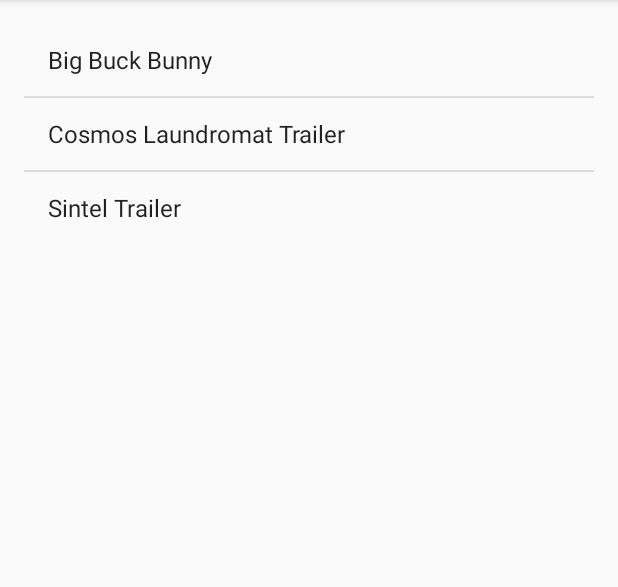
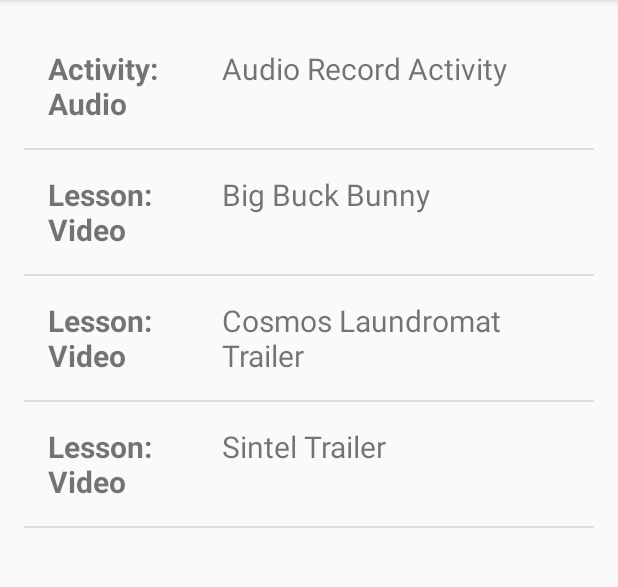
Before and after one commit to noelsison/VideoList, an Android app: the screen it shows after launch (MainActivity), on a phone screen of 412 x 824 dp, the part 84-671 px from its top. Run offline under Robolectric (Android 15) with nearby library versions, the light colour scheme and no system bars.

Commit message:
Suppert different content types and changed main view to RecyclerView

```diff
--- /dev/null
+++ b/app/src/main/java/com/example/noel/videolist/ActivityListAdapter.java
@@ -0,0 +1,84 @@
+package com.example.noel.videolist;
+
+import android.database.Cursor;
+import android.support.v7.widget.RecyclerView;
+import android.util.Log;
+import android.view.LayoutInflater;
+import android.view.View;
+import android.view.ViewGroup;
+import android.widget.TextView;
+
+import com.example.noel.videolist.data.DbConstants.ContentType;
+import com.example.noel.videolist.data.VideoListContract.ContentItemEntry;
+
+
+/**
+ * Created by Noel on 2/21/2017.
+ */
+
+public class ActivityListAdapter extends RecyclerView.Adapter<ActivityListAdapter.ActivityItemViewHolder>{
+
+    public final String TAG = ActivityListAdapter.class.getName();
+
+    private MainActivity mActivity;
+    private Cursor mCursor;
+
+    public ActivityListAdapter(MainActivity activity, Cursor cursor) {
+        this.mActivity = activity;
+        this.mCursor = cursor;
+        Log.d(TAG, "Cursor count: " + cursor.getCount());
+    }
+
+    @Override
+    public ActivityItemViewHolder onCreateViewHolder(ViewGroup parent, int viewType) {
+        LayoutInflater inflater = LayoutInflater.from(mActivity);
+        View view = inflater.inflate(R.layout.activity_main_list_item, parent, false);
+        return new ActivityItemViewHolder(view);
+    }
+
+    @Override
+    public void onBindViewHolder(ActivityItemViewHolder holder, int position) {
+        if(!mCursor.moveToPosition(position)) return;
+
+        Integer intType = mCursor.getInt(mCursor.getColumnIndex(ContentItemEntry.COLUMN_TYPE));
+        String type = ContentType.toString(intType);
+        String title = mCursor.getString(mCursor.getColumnIndex(ContentItemEntry.COLUMN_TITLE));
+        Integer contentId = mCursor.getInt(mCursor.getColumnIndex(ContentItemEntry.COLUMN_CONTENT_ID));
+
+        Log.d(TAG, String.format("Position: %d, contentType: %s, title: %s, contentId: %d", position, type, title, contentId));
+
+        holder.activityType.setText(type);
+        holder.activityTitle.setText(title);
+        holder.contentType = intType;
+        holder.contentId = contentId;
+    }
+
+    @Override
+    public int getItemCount() {
+        return mCursor.getCount();
+    }
+
+    public interface ActivityListAdapterClickHandler {
+        void onClick(int type, int contentId);
+    }
+
+    class ActivityItemViewHolder extends RecyclerView.ViewHolder implements View.OnClickListener {
+
+        TextView activityType;
+        TextView activityTitle;
+        int contentType;
+        int contentId;
+
+        public ActivityItemViewHolder(View itemView) {
+            super(itemView);
+            activityType = (TextView) itemView.findViewById(R.id.tv_activity_type);
+            activityTitle = (TextView) itemView.findViewById(R.id.tv_activity_title);
+            itemView.setOnClickListener(this);
+        }
+
+        @Override
+        public void onClick(View v) {
+            mActivity.onClick(contentType, contentId);
+        }
+    }
+}
--- a/app/src/main/java/com/example/noel/videolist/MainActivity.java
+++ b/app/src/main/java/com/example/noel/videolist/MainActivity.java
@@ -5,6 +5,9 @@
 import android.database.sqlite.SQLiteDatabase;
 import android.os.Bundle;
 import android.support.v7.app.AppCompatActivity;
+import android.support.v7.widget.DividerItemDecoration;
+import android.support.v7.widget.LinearLayoutManager;
+import android.support.v7.widget.RecyclerView;
 import android.view.View;
 import android.widget.AdapterView;
 import android.widget.ArrayAdapter;
@@ -14,61 +17,75 @@
 import com.example.noel.videolist.data.TestUtil;
 import com.example.noel.videolist.data.VideoListDbHelper;
 
+import com.example.noel.videolist.data.DbConstants.ContentType;
+import com.example.noel.videolist.data.VideoListContract.ContentItemEntry;
 import com.example.noel.videolist.data.VideoListContract.MediaItemEntry;
 
 import java.util.ArrayList;
 import java.util.List;
 
-public class MainActivity extends AppCompatActivity {
+public class MainActivity extends AppCompatActivity implements ActivityListAdapter.ActivityListAdapterClickHandler {
 
-    ListView mVideoListView;
+    public final String TAG = MainActivity.class.getName();
+
+    RecyclerView mRecycerView;
+    ActivityListAdapter mActivityListAdapter;
 
     SQLiteDatabase mDb;
 
     @Override
     protected void onCreate(Bundle savedInstanceState) {
         super.onCreate(savedInstanceState);
+        // Main UI
         setContentView(R.layout.activity_main);
 
-        mVideoListView = (ListView) findViewById(R.id.lv_videos);
+        // Body UI
+        mRecycerView = (RecyclerView) findViewById(R.id.rv_activity_main);
+        LinearLayoutManager layoutManager =
+                new LinearLayoutManager(this, LinearLayoutManager.VERTICAL, false);
+        mRecycerView.setLayoutManager(layoutManager);
+        DividerItemDecoration dividerItemDecoration = new DividerItemDecoration(mRecycerView.getContext(),
+                layoutManager.getOrientation());
+        mRecycerView.addItemDecoration(dividerItemDecoration);
 
         // DB
         VideoListDbHelper dbHelper = new VideoListDbHelper(this);
         mDb = dbHelper.getWritableDatabase();
-
+        // Insert test data to DB
         TestUtil.insertFakeData(mDb);
 
-        String[] videoTitles = this.getAllVideoTitles();
+        // Fetch ContentItem objects to display
+        Cursor cursor = getAllContentItems();
 
-        ArrayAdapter<String> adapter = new ArrayAdapter<String>(this,
-                android.R.layout.simple_list_item_1, android.R.id.text1, videoTitles);
-
-        mVideoListView.setAdapter(adapter);
-        mVideoListView.setOnItemClickListener(new AdapterView.OnItemClickListener() {
-            @Override
-            public void onItemClick(AdapterView<?> parent, View view, int position, long id) {
-                String item = (String) mVideoListView.getItemAtPosition(position);
-                Intent intent = new Intent(getApplicationContext(), VideoPlayerActivity.class);
-                intent.putExtra("VIDEO_TITLE", item);
-                startActivity(intent);
-            }
-        });
+        // Adapter that will connect the UI and DB fetch results
+        mActivityListAdapter = new ActivityListAdapter(this, cursor);
+        mRecycerView.setAdapter(mActivityListAdapter);
     }
 
-    private String[] getAllVideoTitles() {
-        List<String> titles = new ArrayList<String>();
-        Cursor cursor = mDb.query(MediaItemEntry.TABLE_NAME,
-                new String[] {MediaItemEntry.COLUMN_TITLE},
+    private Cursor getAllContentItems() {
+        return mDb.query(ContentItemEntry.TABLE_NAME,
+                new String[]{ContentItemEntry.COLUMN_TYPE, ContentItemEntry.COLUMN_TITLE, ContentItemEntry.COLUMN_CONTENT_ID},
                 null,
                 null,
                 null,
                 null,
                 MediaItemEntry.COLUMN_TITLE);
+    }
 
-        while(cursor.moveToNext()) {
-            titles.add(cursor.getString(cursor.getColumnIndex(MediaItemEntry.COLUMN_TITLE)));
+    @Override
+    public void onClick(int type, int contentId) {
+        switch (type) {
+            case ContentType.VIDEO:
+                Intent intent = new Intent(getApplicationContext(), VideoPlayerActivity.class);
+                intent.putExtra("ID", contentId);
+                startActivity(intent);
+                break;
+            case ContentType.AUDIO_RECORD:
+                break;
+            default:
+                Toast.makeText(this, String.format("Content contentId %d of contentType %d not supported",
+                        contentId, type), Toast.LENGTH_SHORT).show();
+                break;
         }
-
-        return titles.toArray(new String[titles.size()]);
     }
 }
--- a/app/src/main/java/com/example/noel/videolist/VideoPlayerActivity.java
+++ b/app/src/main/java/com/example/noel/videolist/VideoPlayerActivity.java
@@ -28,6 +28,8 @@
 public class VideoPlayerActivity extends AppCompatActivity {
 
     SQLiteDatabase mDb;
+    String mTitle;
+    String mFileName;
 
     @Override
     protected void onCreate(Bundle savedInstanceState) {
@@ -38,11 +40,11 @@
         VideoListDbHelper dbHelper = new VideoListDbHelper(this);
         mDb = dbHelper.getReadableDatabase();
 
-        String title = this.getIntent().getStringExtra("VIDEO_TITLE");
-        String fileName = this.getFileName(title);
+        int id = this.getIntent().getIntExtra("ID", 0);
+        this.getMediaItemRecord(id);
 
         getSupportActionBar().setDisplayHomeAsUpEnabled(true);
-        getSupportActionBar().setTitle(title);
+        getSupportActionBar().setTitle(mTitle);
 
         VideoView videoView = (VideoView) findViewById(R.id.vv_player);
 
@@ -50,7 +52,7 @@
         mediaController.setAnchorView(videoView);
 
         Uri videoUri = Uri.parse("android.resource://" + getPackageName()
-                + "/" + getResources().getIdentifier(fileName, "raw", getPackageName()));
+                + "/" + getResources().getIdentifier(mFileName, "raw", getPackageName()));
 
         Log.d(VideoPlayerActivity.class.getName(), videoUri.toString());
 
@@ -78,21 +80,24 @@
         }
     }
 
-    private String getFileName(String title) {
-        String filename = null;
+    private void getMediaItemRecord(Integer id) {
+        if (id == 0) {
+            Toast.makeText(this, String.format("No media with contentId %d", id), Toast.LENGTH_SHORT).show();
+            return;
+        }
+
         Cursor cursor = mDb.query(MediaItemEntry.TABLE_NAME,
-                new String[] {MediaItemEntry.COLUMN_FILENAME},
-                MediaItemEntry.COLUMN_TITLE + " = ?",
-                new String[] {title},
+                new String[] {MediaItemEntry.COLUMN_TITLE, MediaItemEntry.COLUMN_FILENAME},
+                MediaItemEntry._ID + " = ?",
+                new String[] {id.toString()},
                 null,
                 null,
                 null);
 
         if (cursor != null) {
             cursor.moveToFirst();
-            filename = cursor.getString(cursor.getColumnIndex(MediaItemEntry.COLUMN_FILENAME));
+            mTitle = cursor.getString(cursor.getColumnIndex(MediaItemEntry.COLUMN_TITLE));
+            mFileName = cursor.getString(cursor.getColumnIndex(MediaItemEntry.COLUMN_FILENAME));
         }
-
-        return filename;
     }
 }
--- /dev/null
+++ b/app/src/main/java/com/example/noel/videolist/data/DbConstants.java
@@ -0,0 +1,24 @@
+package com.example.noel.videolist.data;
+
+/**
+ * Created by Noel on 2/21/2017.
+ */
+
+public class DbConstants {
+
+    public static final class ContentType {
+        public final static int VIDEO = 1;
+        public final static int AUDIO_RECORD  = 2;
+
+        public static String toString(int type) {
+            switch (type) {
+                case VIDEO:
+                    return "Lesson: Video";
+                case AUDIO_RECORD:
+                    return "Activity: Audio";
+                default:
+                    return null;
+            }
+        }
+    }
+}
--- a/app/src/main/java/com/example/noel/videolist/data/TestUtil.java
+++ b/app/src/main/java/com/example/noel/videolist/data/TestUtil.java
@@ -7,6 +7,9 @@
 import java.util.ArrayList;
 import java.util.List;
 
+
+import com.example.noel.videolist.data.DbConstants.ContentType;
+import com.example.noel.videolist.data.VideoListContract.ContentItemEntry;
 import com.example.noel.videolist.data.VideoListContract.MediaItemEntry;
 
 /**
@@ -18,11 +21,39 @@
     public static void insertFakeData(SQLiteDatabase db) {
         if (db == null) return;
 
+        makeFakeContentItems(db);
+        makeFakeMediaItems(db);
+    }
+
+    private static void makeFakeContentItems(SQLiteDatabase db) {
         List<ContentValues> list = new ArrayList<ContentValues>();
 
-        list.add(makeContentValues("Big Buck Bunny", "big_buck_bunny"));
-        list.add(makeContentValues("Cosmos Laundromat Trailer", "cosmos_laundromat_trailer"));
-        list.add(makeContentValues("Sintel Trailer", "sintel_trailer"));
+        // Fake ContentItem entries
+        list.add(makeContentItemValues(ContentType.AUDIO_RECORD, "Audio Record Activity", 1));
+        list.add(makeContentItemValues(ContentType.VIDEO, "Big Buck Bunny", 1));
+        list.add(makeContentItemValues(ContentType.VIDEO, "Cosmos Laundromat Trailer", 2));
+        list.add(makeContentItemValues(ContentType.VIDEO, "Sintel Trailer", 3));
+
+        try {
+            db.beginTransaction();
+            db.delete(ContentItemEntry.TABLE_NAME, null, null);
+            for (ContentValues values : list) {
+                db.insert(ContentItemEntry.TABLE_NAME, null, values);
+            }
+            db.setTransactionSuccessful();
+        } catch (SQLException e) {
+            e.printStackTrace();
+        } finally {
+            db.endTransaction();
+        }
+    }
+
+    private static void makeFakeMediaItems(SQLiteDatabase db) {
+        List<ContentValues> list = new ArrayList<ContentValues>();
+        // Fake MediaItem entries
+        list.add(makeMediaItemValues(1, "Big Buck Bunny", "big_buck_bunny"));
+        list.add(makeMediaItemValues(2, "Cosmos Laundromat Trailer", "cosmos_laundromat_trailer"));
+        list.add(makeMediaItemValues(3, "Sintel Trailer", "sintel_trailer"));
 
         try {
             db.beginTransaction();
@@ -38,8 +69,17 @@
         }
     }
 
-    private static ContentValues makeContentValues(String title, String filename) {
+    private static ContentValues makeContentItemValues(Integer type, String title, Integer contentId) {
         ContentValues cv = new ContentValues();
+        cv.put(ContentItemEntry.COLUMN_TYPE, type);
+        cv.put(ContentItemEntry.COLUMN_TITLE, title);
+        cv.put(ContentItemEntry.COLUMN_CONTENT_ID, contentId);
+        return cv;
+    }
+
+    private static ContentValues makeMediaItemValues(Integer id, String title, String filename) {
+        ContentValues cv = new ContentValues();
+        cv.put(MediaItemEntry._ID, id);
         cv.put(MediaItemEntry.COLUMN_TITLE, title);
         cv.put(MediaItemEntry.COLUMN_FILENAME, filename);
         return cv;
--- a/app/src/main/java/com/example/noel/videolist/data/VideoListContract.java
+++ b/app/src/main/java/com/example/noel/videolist/data/VideoListContract.java
@@ -8,8 +8,16 @@
 
 public class VideoListContract {
 
+    public static final class ContentItemEntry implements BaseColumns {
+        public final static String TABLE_NAME = "contentItem";
+        public final static String COLUMN_TYPE = "type";
+        public final static String COLUMN_TITLE = "title";
+        public final static String COLUMN_CONTENT_ID = "contentId";
+
+    }
+
     public static final class MediaItemEntry implements BaseColumns {
-        public final static String TABLE_NAME ="mediaItem";
+        public final static String TABLE_NAME = "mediaItem";
         public final static String COLUMN_TITLE = "title";
         public final static String COLUMN_FILENAME = "filename";
     }
--- a/app/src/main/java/com/example/noel/videolist/data/VideoListDbHelper.java
+++ b/app/src/main/java/com/example/noel/videolist/data/VideoListDbHelper.java
@@ -5,6 +5,7 @@
 import android.database.sqlite.SQLiteOpenHelper;
 import android.util.Log;
 
+import com.example.noel.videolist.data.VideoListContract.ContentItemEntry;
 import com.example.noel.videolist.data.VideoListContract.MediaItemEntry;
 
 /**
@@ -22,6 +23,17 @@
 
     @Override
     public void onCreate(SQLiteDatabase db) {
+        // ContentItem Table
+        final String SQL_CREATE_CONTENT_ITEM_TABLE = "CREATE TABLE " + ContentItemEntry.TABLE_NAME + " (" +
+                ContentItemEntry._ID + " INTEGER PRIMARY KEY AUTOINCREMENT, " +
+                ContentItemEntry.COLUMN_TYPE + " INTEGER NOT NULL, " +
+                ContentItemEntry.COLUMN_TITLE + " TEXT NOT NULL, " +
+                ContentItemEntry.COLUMN_CONTENT_ID + " INETGER NOT NULL" +
+                " ); ";
+        Log.d(VideoListDbHelper.class.getName(), SQL_CREATE_CONTENT_ITEM_TABLE);
+        db.execSQL(SQL_CREATE_CONTENT_ITEM_TABLE);
+
+        // MediaItem Table
         final String SQL_CREATE_MEDIA_ITEM_TABLE = "CREATE TABLE " + MediaItemEntry.TABLE_NAME + " (" +
                 MediaItemEntry._ID + " INTEGER PRIMARY KEY AUTOINCREMENT, " +
                 MediaItemEntry.COLUMN_TITLE + " TEXT NOT NULL, " +
@@ -33,6 +45,8 @@
 
     @Override
     public void onUpgrade(SQLiteDatabase db, int oldVersion, int newVersion) {
+        // TODO: Change to use proper migration
+        db.execSQL("DROP TABLE IF EXISTS " + ContentItemEntry.TABLE_NAME + ";");
         db.execSQL("DROP TABLE IF EXISTS " + MediaItemEntry.TABLE_NAME + ";");
         onCreate(db);
     }
--- a/app/src/main/res/layout/activity_main.xml
+++ b/app/src/main/res/layout/activity_main.xml
@@ -9,9 +9,9 @@
     android:paddingTop="@dimen/activity_vertical_margin"
     tools:context="com.example.noel.videolist.MainActivity">
 
-    <ListView
-        android:id="@+id/lv_videos"
+    <android.support.v7.widget.RecyclerView
+        android:id="@+id/rv_activity_main"
         android:layout_width="match_parent"
-        android:layout_height="wrap_content"></ListView>
+        android:layout_height="match_parent" />
 
 </RelativeLayout>
--- /dev/null
+++ b/app/src/main/res/layout/activity_main_list_item.xml
@@ -0,0 +1,25 @@
+<?xml version="1.0" encoding="utf-8"?>
+<!-- TODO: Change hard coded dimensions to use dimens resource -->
+<LinearLayout xmlns:android="http://schemas.android.com/apk/res/android"
+    android:layout_width="match_parent"
+    android:layout_height="wrap_content"
+    android:orientation="horizontal"
+    android:padding="16dp">
+
+    <!-- TODO: Change the activity type indicator to an icon -->
+    <TextView
+        android:id="@+id/tv_activity_type"
+        android:layout_width="0dp"
+        android:layout_height="wrap_content"
+        android:layout_weight="1"
+        android:textSize="20sp"
+        android:textStyle="bold" />
+
+    <TextView
+        android:id="@+id/tv_activity_title"
+        android:layout_width="0dp"
+        android:layout_height="wrap_content"
+        android:layout_weight="2"
+        android:textSize="20sp" />
+
+</LinearLayout>
```
